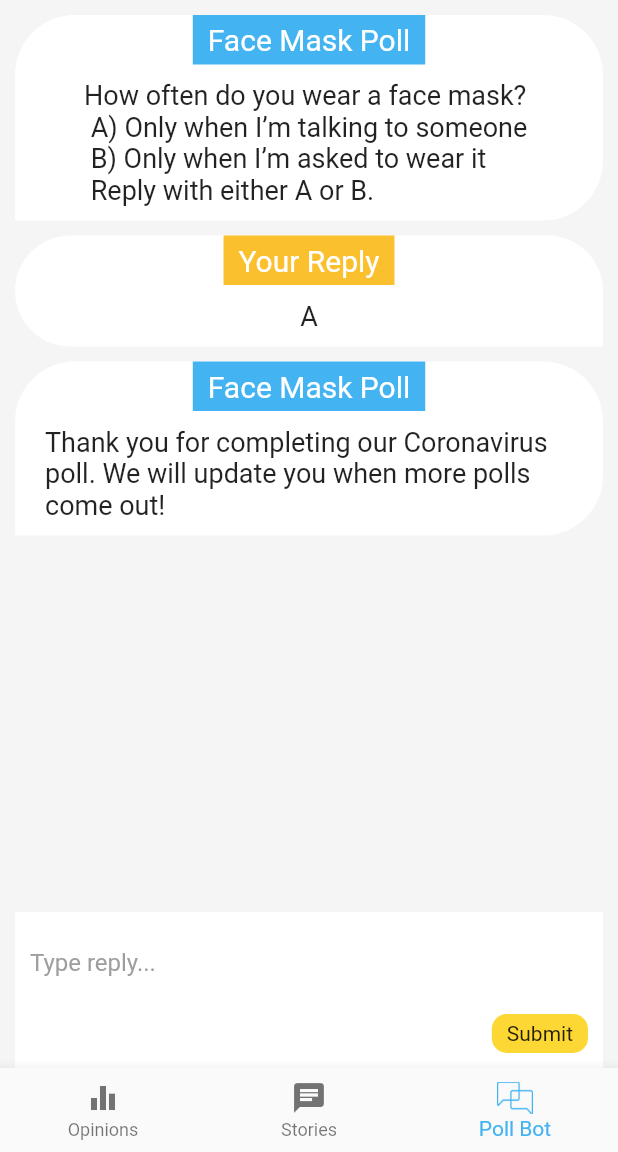
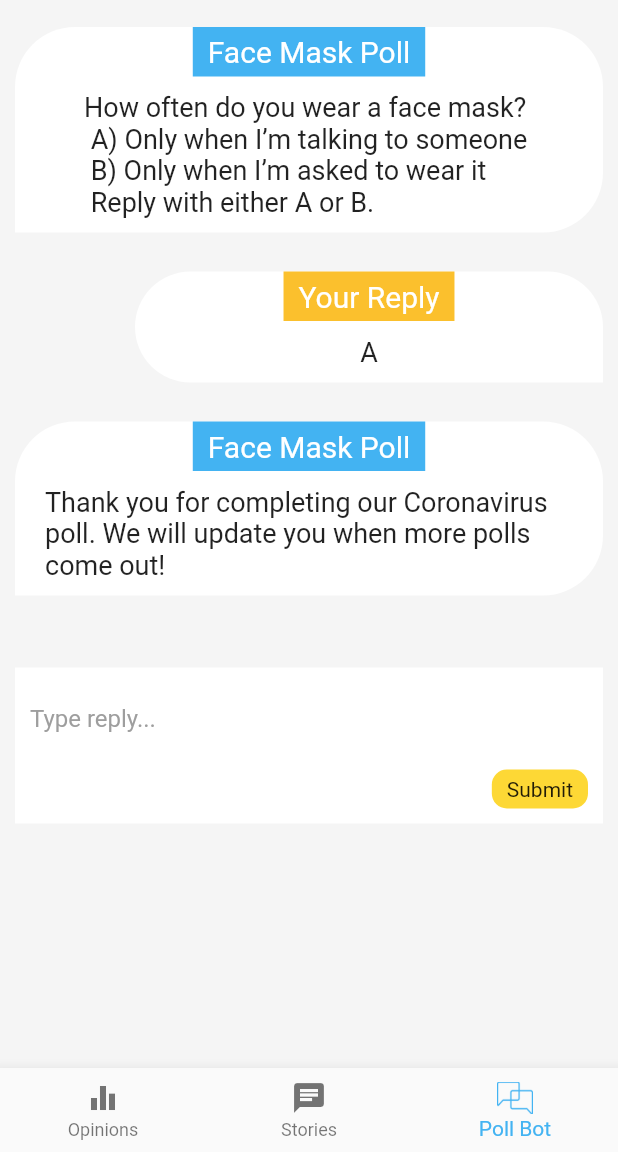
Before and after one commit to nathanbaleeta/ureport_mobile, a Flutter app: the screen it shows after launch, item 3 of the bottom bar chosen, on a phone screen of 412 x 824 dp, the part 84-1236 px from its top. Run offline on Flutter 3.47's test engine with Material 2 defaults, Android fonts, the phone set to English and light mode, and no system bars; our stand-ins replace firebase_messaging, flutter_widget_from_html_core, webview_flutter; accounts and stored records are empty; network calls fail.

Commit message:
Shifted messages in pollbot and modified keyboard

```diff
--- a/lib/app.dart
+++ b/lib/app.dart
@@ -1,7 +1,7 @@
 import 'package:flutter/material.dart';
 import 'package:ureport_app/navigation/UReportAppBar.dart';
 import 'package:ureport_app/polls/PollChat.dart';
-import 'package:ureport_app/stories/OpinionsWebview.dart';
+import 'package:ureport_app/Opinions/OpinionsWebview.dart';
 import 'package:ureport_app/stories/StoryListView.dart';
 
 class TabScreen extends StatefulWidget {
@@ -30,6 +30,7 @@ class _TabScreenState extends State<TabScreen> {
   @override
   Widget build(BuildContext context) {
     return Scaffold(
+      resizeToAvoidBottomInset: false,
       bottomNavigationBar: BottomNavigationBar(
         items: <BottomNavigationBarItem>[
           BottomNavigationBarItem(
--- a/lib/polls/ChatBubble.dart
+++ b/lib/polls/ChatBubble.dart
@@ -26,6 +26,18 @@ class _ChatBubbleState extends State<ChatBubble> {
   @override
   Widget build(BuildContext context) {
     return Container(
+      margin: (sentByMe == true)
+          ? EdgeInsets.only(
+            top: 8.0,
+            bottom: 8.0,
+            left: 80.0,
+            )
+          : EdgeInsets.only(
+            top: 8.0,
+            bottom: 8.0,
+            ),
+
+
       padding: EdgeInsets.fromLTRB(20, 0, 20, 0),
       decoration: BoxDecoration(
           color: Colors.white,
--- a/lib/polls/PollChat.dart
+++ b/lib/polls/PollChat.dart
@@ -27,9 +27,7 @@ class _PollChatState extends State<PollChat> {
             sender: "bot",
             pollType: "Face Mask Poll",
           ),
-          SizedBox(
-            height: 10,
-          ),
+          SizedBox(height: 10,),
           ChatBubble(
             message: "A",
             sender: "user",
@@ -42,12 +40,13 @@ class _PollChatState extends State<PollChat> {
             sender: "bot",
             pollType: "Face Mask Poll",
           ),
-          Expanded(child: Container()),
+
+          SizedBox(height: 40),
           Container(
             color: Colors.white,
             child: Column(
               children: [
-                Padding(
+                Container(
                   padding: const EdgeInsets.all(10.0),
                   child: TextField(
                     controller: messageController,
@@ -65,6 +64,7 @@ class _PollChatState extends State<PollChat> {
                       onTap: () {
                         sendMessage(); // TODO not implemented
                       },
+                      child: Expanded(
                         child: Container(
                           padding: EdgeInsets.fromLTRB(10, 5, 10, 5),
                           decoration: BoxDecoration(
@@ -73,7 +73,8 @@ class _PollChatState extends State<PollChat> {
                           child: Text("Submit"),
                         ),
                       ),
-                    SizedBox(width: 10)
+                    ),
+                    SizedBox(width: 10),
                   ],
                 ),
                 SizedBox(
```
Also changed, not shown: lib/Opinions/OpinionsWebview.dart (renamed from lib/stories/OpinionsWebview.dart), pubspec.lock (added), 1 other file. Lines whose indentation alone changed are shown as unchanged.
